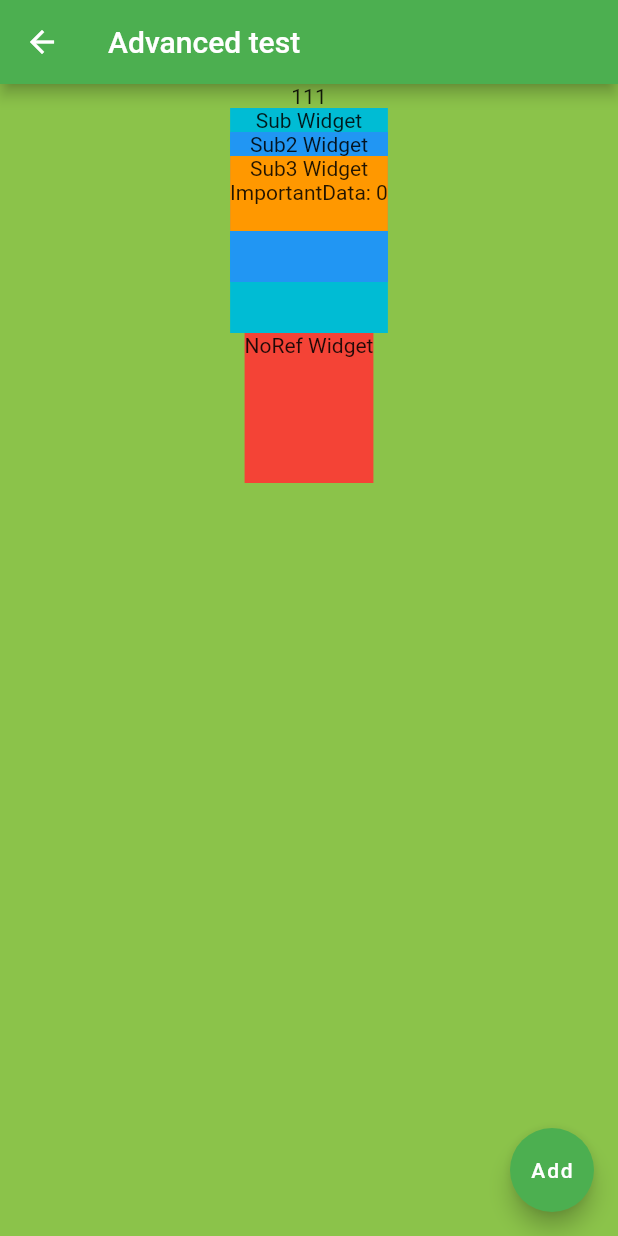
After one commit to tomothumb/sandbox_flutter, a Flutter app: the screen it shows after launch, after a tap on "Advanced Sample", on a phone screen of 412 x 824 dp. The commit adds this screen. Run offline on Flutter 3.47's test engine with Material 2 defaults, Android fonts, the phone set to English and light mode, and no system bars.

Commit message:
book: chapter3_5 parent/child widget sample

```diff
--- /dev/null
+++ b/flutter_book/lib/advancedSample.dart
@@ -0,0 +1,59 @@
+import 'package:flutter/material.dart';
+
+import 'advancedSampleData.dart';
+import 'advancedSampleSub.dart';
+import 'advancedSampleSubNoRef.dart';
+
+class AdvancedSampleScreen extends StatelessWidget {
+  @override
+  Widget build(BuildContext context) {
+    return MyWidget(title:'Advanced test');
+  }
+}
+
+class MyWidget extends StatefulWidget {
+  final String title;
+
+  MyWidget({Key key, this.title}) : super(key: key);
+
+  @override
+  _MyWidgetState createState() => _MyWidgetState();
+}
+
+class _MyWidgetState extends State<MyWidget> {
+
+  ImportantData importantData = ImportantData();
+
+  _hundleDataIncrement(){
+    setState((){
+      importantData.increment();
+    });
+  }
+
+  @override
+  Widget build(BuildContext context) {
+
+    debugPrint('MyWidget is built');
+
+    return Scaffold(
+        appBar: AppBar(
+          title: Text(widget.title),
+        ),
+        body: Center(
+            child: Column(
+              children: <Widget>[
+                Text('111'),
+                AdvancedSampleSub(importantData: importantData),
+                advancedSampleSubNoRef()
+              ],
+            )
+        ),
+      floatingActionButton: FloatingActionButton(
+        onPressed: _hundleDataIncrement,
+        tooltip: "Increment",
+        child: Text('Add'),
+      ),
+      backgroundColor: Colors.lightGreen,
+    );
+  }
+}
--- /dev/null
+++ b/flutter_book/lib/advancedSampleData.dart
@@ -0,0 +1,7 @@
+class ImportantData{
+  int count = 0;
+
+  increment(){
+    this.count++;
+  }
+}
--- /dev/null
+++ b/flutter_book/lib/advancedSampleSub.dart
@@ -0,0 +1,39 @@
+import 'package:flutter/material.dart';
+
+import 'advancedSampleData.dart';
+import 'advancedSampleSub2.dart';
+
+class AdvancedSampleSub extends StatefulWidget {
+
+  final ImportantData importantData;
+
+  AdvancedSampleSub({Key key, @required this.importantData})
+    : assert(importantData != null),
+      super(key: key);
+
+  @override
+  _AdvancedSampleSubState createState() => _AdvancedSampleSubState();
+}
+
+class _AdvancedSampleSubState extends State<AdvancedSampleSub> {
+
+  ImportantData get _importantData => widget.importantData;
+
+  @override
+  Widget build(BuildContext context) {
+    debugPrint('Sub Widget');
+    return Container(
+      height:150,
+      decoration: BoxDecoration(
+        color: Colors.cyan,
+      ),
+      child: Column(
+        children: <Widget>[
+          Text('Sub Widget'),
+          AdvancedSampleSub2(importantData:_importantData)
+
+        ],
+      )
+    );
+  }
+}
--- /dev/null
+++ b/flutter_book/lib/advancedSampleSub2.dart
@@ -0,0 +1,38 @@
+import 'package:flutter/material.dart';
+import 'package:flutter_book/advancedSampleSub3.dart';
+
+import 'advancedSampleData.dart';
+
+class AdvancedSampleSub2 extends StatefulWidget {
+
+  final ImportantData importantData;
+
+  AdvancedSampleSub2({Key key, @required this.importantData})
+    : assert(importantData != null),
+      super(key: key);
+
+  @override
+  _AdvancedSampleSub2State createState() => _AdvancedSampleSub2State();
+}
+
+class _AdvancedSampleSub2State extends State<AdvancedSampleSub2> {
+
+  ImportantData get _importantData => widget.importantData;
+
+  @override
+  Widget build(BuildContext context) {
+    debugPrint('Sub2 Widget');
+    return Container(
+      height:100,
+      decoration: BoxDecoration(
+        color: Colors.blue,
+      ),
+      child: Column(
+        children: <Widget>[
+          Text('Sub2 Widget'),
+          AdvancedSampleSub3(importantData:_importantData)
+        ],
+      )
+    );
+  }
+}
--- /dev/null
+++ b/flutter_book/lib/advancedSampleSub3.dart
@@ -0,0 +1,37 @@
+import 'package:flutter/material.dart';
+
+import 'advancedSampleData.dart';
+
+class AdvancedSampleSub3 extends StatefulWidget {
+
+  final ImportantData importantData;
+
+  AdvancedSampleSub3({Key key, @required this.importantData})
+    : assert(importantData != null),
+      super(key: key);
+
+  @override
+  _AdvancedSampleSub3State createState() => _AdvancedSampleSub3State();
+}
+
+class _AdvancedSampleSub3State extends State<AdvancedSampleSub3> {
+
+  ImportantData get _importantData => widget.importantData;
+
+  @override
+  Widget build(BuildContext context) {
+    debugPrint('Sub3 Widget');
+    return Container(
+      height:50,
+      decoration: BoxDecoration(
+        color: Colors.orange,
+      ),
+      child: Column(
+        children: <Widget>[
+          Text('Sub3 Widget'),
+          Text('ImportantData: ${_importantData.count}')
+        ],
+      )
+    );
+  }
+}
--- /dev/null
+++ b/flutter_book/lib/advancedSampleSubNoRef.dart
@@ -0,0 +1,32 @@
+import 'package:flutter/material.dart';
+
+import 'advancedSampleData.dart';
+import 'advancedSampleSub2.dart';
+
+class advancedSampleSubNoRef extends StatefulWidget {
+
+  advancedSampleSubNoRef({Key key})
+    : super(key: key);
+
+  @override
+  _advancedSampleSubNoRefState createState() => _advancedSampleSubNoRefState();
+}
+
+class _advancedSampleSubNoRefState extends State<advancedSampleSubNoRef> {
+
+  @override
+  Widget build(BuildContext context) {
+    debugPrint('NoRef Widget');
+    return Container(
+      height:100,
+      decoration: BoxDecoration(
+        color: Colors.red,
+      ),
+      child: Column(
+        children: <Widget>[
+          Text('NoRef Widget'),
+        ],
+      )
+    );
+  }
+}
--- a/flutter_book/lib/main.dart
+++ b/flutter_book/lib/main.dart
@@ -1,5 +1,7 @@
 import 'package:flutter/material.dart';
 import './assetSample.dart';
+import './tweenSample.dart';
+import './advancedSample.dart';
 
 void main() {
   runApp(MyApp());
@@ -27,6 +29,8 @@ class MyApp extends StatelessWidget {
         '/animation_move': (context) => AnimationMoveHomeScreen(),
         '/state_sample': (context) => StateSampleHomeScreen(),
         '/asset_sample': (context) => AssetSampleScreen(),
+        '/tween_sample': (context) => TweenSampleScreen(),
+        '/advanced_sample': (context) => AdvancedSampleScreen(),
       },
       theme: ThemeData(primarySwatch: Colors.green),
       // home: HomeScreen(),
@@ -121,9 +125,8 @@ class HomeScreen extends StatelessWidget {
         child: leftcolumn,
         width: 200,
       ),
-      Image(image:AssetImage('assets/images/150x150.png')),
+      Image(image: AssetImage('assets/images/150x150.png')),
     ]);
-
 
     return Scaffold(
         appBar: AppBar(title: Text('home')),
@@ -173,13 +176,37 @@ class HomeScreen extends StatelessWidget {
                     Navigator.pushNamed(context, '/state_sample');
                   },
                 ),
+              ]),
+              Row(
+                mainAxisAlignment: MainAxisAlignment.spaceEvenly,
+                children: [
+
                   RaisedButton(
                     child: Text('Asset Sample'),
                     onPressed: () {
                       Navigator.pushNamed(context, '/asset_sample');
                     },
+                  ),
+                  RaisedButton(
+                    child: Text('Tween Sample'),
+                    onPressed: () {
+                      Navigator.pushNamed(context, '/tween_sample');
+                    },
                   )
-              ]),
+                ],
+              ),
+              Row(
+                mainAxisAlignment: MainAxisAlignment.spaceEvenly,
+                children: [
+
+                  RaisedButton(
+                    child: Text('Advanced Sample'),
+                    onPressed: () {
+                      Navigator.pushNamed(context, '/advanced_sample');
+                    },
+                  )
+                ],
+              ),
             ],
           ),
         ));
@@ -451,7 +478,9 @@ class _StateSampleState extends State<StateSample> {
       setState(() {
         _active = newValue;
       });
-    };
+    }
+
+    ;
 
     return Column(
       mainAxisAlignment: MainAxisAlignment.center,
@@ -472,7 +501,6 @@ class _StateSampleState extends State<StateSample> {
 }
 
 class StateChildWidget extends StatelessWidget {
-
   final bool active;
   final ValueChanged<bool> onChanged;
 
@@ -484,8 +512,7 @@ class StateChildWidget extends StatelessWidget {
 
   @override
   Widget build(BuildContext context) {
-
-    void _handleTap(){
+    void _handleTap() {
       onChanged(!active);
     }
 
@@ -495,18 +522,15 @@ class StateChildWidget extends StatelessWidget {
             width: 200,
             height: 80,
             decoration: BoxDecoration(
-              color: active ? Colors.green[700] : Colors.red[200]
-            ),
-            child:Center(
+                color: active ? Colors.green[700] : Colors.red[200]),
+            child: Center(
                 child: Text(
-                  active ? 'Active': "Inactive",
-                  style: TextStyle( color: Colors.white,
+              active ? 'Active' : "Inactive",
+              style: TextStyle(
+                color: Colors.white,
                 fontSize: 20.0,
                 fontWeight: FontWeight.bold,
               ),
-                )
-            )
-        )
-    );
+            ))));
   }
 }
```
Also changed, not shown: flutter_book/lib/tweenSample.dart (added, +124 -0 lines). Lines whose indentation alone changed are shown as unchanged.
